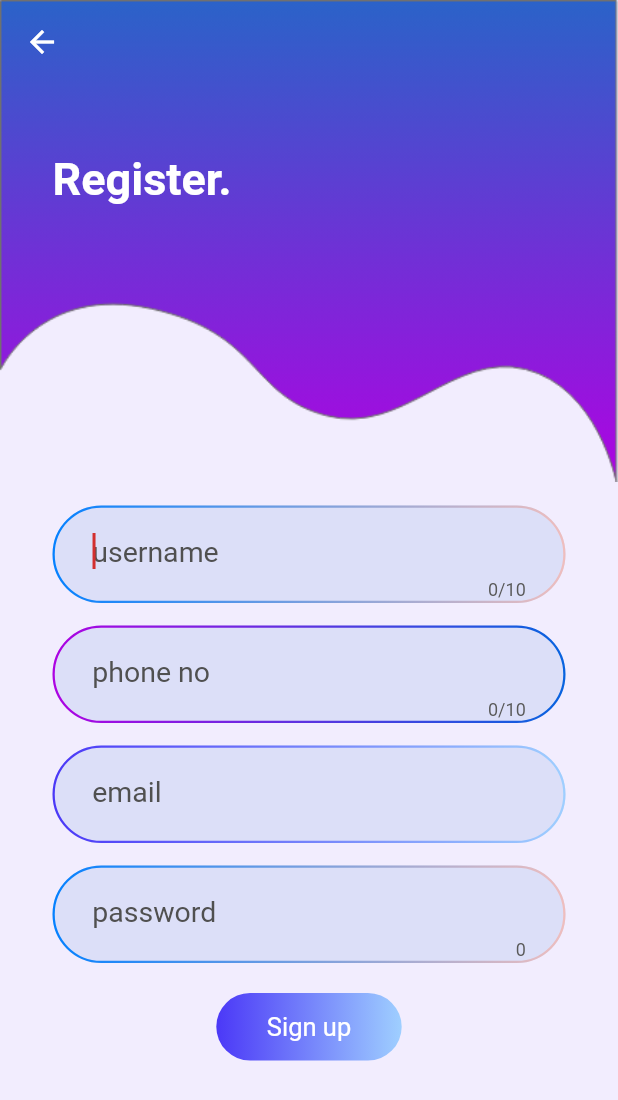
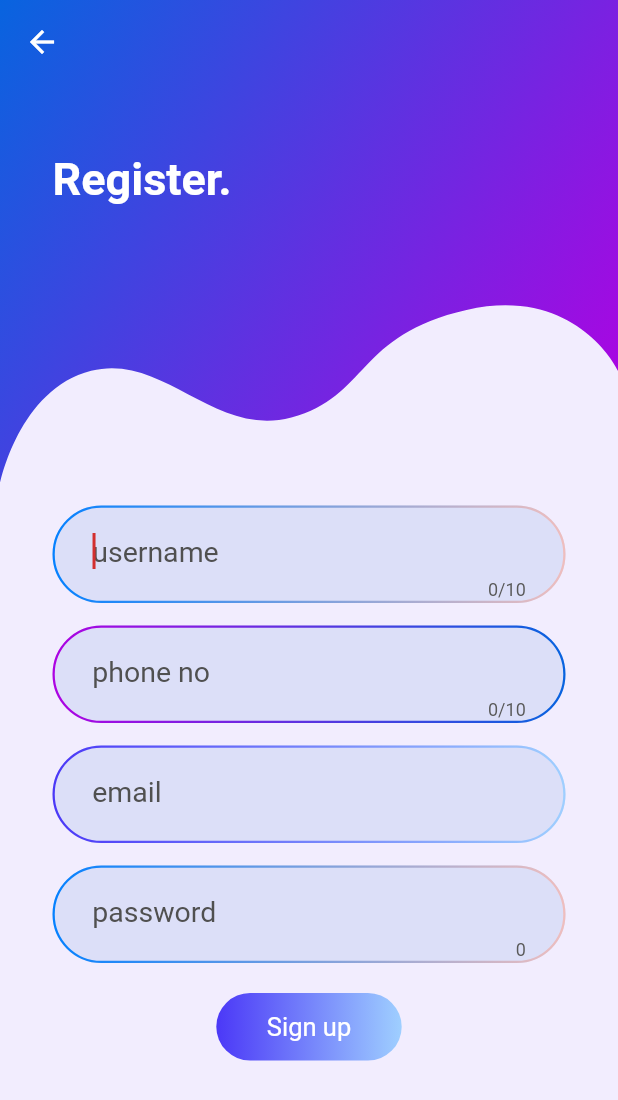
Before and after one commit to kevaldonga/chat_application, a Flutter app: the screen it shows after launch, after a tap on "Login", after a tap on "new user?", on a phone screen of 412 x 824 dp. Shown: the top 1100 px of the screen. Run offline on Flutter 3.47's test engine with Material 2 defaults, Android fonts, the phone set to English and light mode, and no system bars; our stand-ins replace cached_network_image, cloud_firestore, email_validator, emoji_picker_flutter, firebase_auth, firebase_core and 11 more; missing offline and left inert: a package; accounts and stored records are empty.

Commit message:
updated login and register png background with svg

```diff
--- a/lib/auth/screens/login_view.dart
+++ b/lib/auth/screens/login_view.dart
@@ -5,6 +5,7 @@ import 'package:chatty/firebase/auth/firebase_auth.dart';
 import 'package:chatty/firebase/exceptions/auth_exceptions.dart';
 import 'package:flutter/material.dart';
 import 'package:flutter/services.dart';
+import 'package:flutter_svg/svg.dart';
 
 import '../../assets/alertdialog/alertdialog.dart';
 import '../widgets/button_auth.dart';
@@ -43,16 +44,17 @@ class _LoginViewState extends State<LoginView> {
       child: Scaffold(
         backgroundColor: theme.scaffoldBackgroundColor,
         resizeToAvoidBottomInset: false,
-        body: Container(
+        body: Stack(
+          alignment: Alignment.topCenter,
+          children: [
+            SvgPicture.asset(
+              "lib/assets/layout/login.svg",
+              width: md.size.width,
+              fit: BoxFit.fitWidth,
+            ),
+            SizedBox(
               width: md.size.width,
               height: md.size.height,
-          decoration: const BoxDecoration(
-            image: DecorationImage(
-              alignment: Alignment.topCenter,
-              image: AssetImage("lib/assets/layout/login.png"),
-              fit: BoxFit.fitWidth,
-            ),
-          ),
               child: Column(
                 mainAxisSize: MainAxisSize.max,
                 children: [
@@ -98,11 +100,13 @@ class _LoginViewState extends State<LoginView> {
                             text: "Login",
                             onclick: () async {
                               setState(() {
-                            erroremail = validate(Validate.email, email.text);
+                                erroremail =
+                                    validate(Validate.email, email.text);
                                 errorpassword =
                                     validate(Validate.password, password.text);
                               });
-                          if (erroremail!.isEmpty && errorpassword!.isEmpty) {
+                              if (erroremail!.isEmpty &&
+                                  errorpassword!.isEmpty) {
                                 var e = await AuthFirebase.signin(
                                     email.text, password.text);
                                 if (e == null) {
@@ -114,7 +118,8 @@ class _LoginViewState extends State<LoginView> {
                                       context, Routes.userview, (_) => false);
                                 } else {
                                   if (e[0].isNotEmpty) {
-                                var a = ExceptionAuth.handleExceptions(e[0]);
+                                    var a =
+                                        ExceptionAuth.handleExceptions(e[0]);
                                     if (!mounted) return;
                                     showbasicdialog(context, a[0], a[1]);
                                   } else {
@@ -136,13 +141,15 @@ class _LoginViewState extends State<LoginView> {
                               Text(
                                 "new user?",
                                 style: TextStyle(
-                                color: MyColors.seconadaryswatch, fontSize: 16),
+                                    color: MyColors.seconadaryswatch,
+                                    fontSize: 16),
                               ),
                               SizedBox(width: 6),
                               Text(
                                 "sign up!",
                                 style: TextStyle(
-                                color: MyColors.primarySwatch, fontSize: 16),
+                                    color: MyColors.primarySwatch,
+                                    fontSize: 16),
                               ),
                             ],
                           ),
@@ -153,6 +160,8 @@ class _LoginViewState extends State<LoginView> {
                 ],
               ),
             ),
+          ],
+        ),
       ),
     );
   }
--- a/lib/auth/screens/register_view.dart
+++ b/lib/auth/screens/register_view.dart
@@ -5,11 +5,12 @@ import 'package:chatty/firebase/auth/firebase_auth.dart';
 import 'package:chatty/firebase/exceptions/auth_exceptions.dart';
 import 'package:flutter/material.dart';
 import 'package:flutter/services.dart';
+import 'package:flutter_svg/svg.dart';
 
 import '../../assets/alertdialog/alertdialog.dart';
+import '../../assets/logic/profile.dart';
 import '../widgets/button_auth.dart';
 import '../widgets/textfield_auth.dart';
-import '../../assets/logic/profile.dart';
 
 class RegisterView extends StatefulWidget {
   const RegisterView({super.key});
@@ -49,16 +50,17 @@ class _RegisterViewState extends State<RegisterView> {
           systemNavigationBarIconBrightness: Brightness.light,
         ),
       ),
-      body: Container(
+      body: Stack(
+        alignment: Alignment.topCenter,
+        children: [
+          SvgPicture.asset(
+            width: md.size.width,
+            "lib/assets/layout/register.svg",
+            fit: BoxFit.fitWidth,
+          ),
+          SizedBox(
             width: md.size.width,
             height: md.size.height,
-        decoration: const BoxDecoration(
-          image: DecorationImage(
-            alignment: Alignment.topCenter,
-            image: AssetImage("lib/assets/layout/login.png"),
-            fit: BoxFit.fitWidth,
-          ),
-        ),
             child: Column(
               mainAxisSize: MainAxisSize.max,
               children: [
@@ -168,6 +170,8 @@ class _RegisterViewState extends State<RegisterView> {
               ],
             ),
           ),
+        ],
+      ),
     );
   }
 }
--- a/pubspec.yaml
+++ b/pubspec.yaml
@@ -53,6 +53,7 @@ dependencies:
   permission_handler: ^10.2.0
   hive: ^2.2.3
   emoji_picker_flutter: ^1.5.2
+  flutter_svg: ^2.0.4
 
 dev_dependencies:
   flutter_test:
@@ -78,7 +79,7 @@ flutter:
 
   # To add assets to your application, add an assets section, like this:
   assets:
-    - lib/assets/layout/login.png
+    - lib/assets/layout/
   #   - images/a_dot_ham.jpeg
 
   # An image asset can refer to one or more resolution-specific "variants", see
```
Also changed, not shown: lib/userside/dashview/screens/userview.dart (+36 -0 lines), lib/assets/layout/login.png (deleted), lib/assets/layout/login.svg (added), lib/assets/layout/register.svg (added), pubspec.lock. Lines whose indentation alone changed are shown as unchanged.
